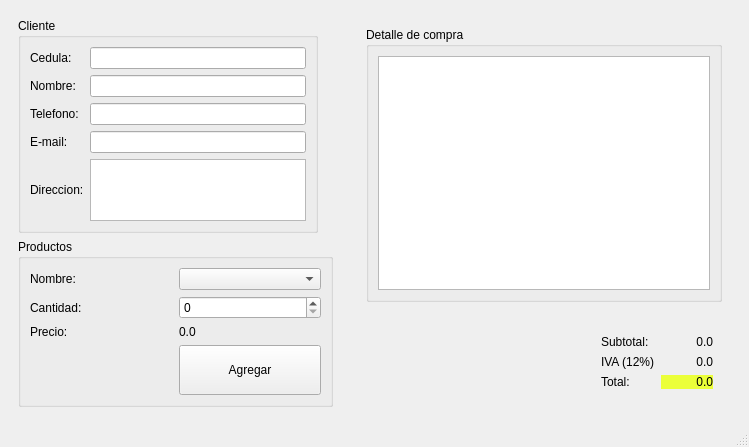
First picture: the form in tienda.ui, repository Adr802/P59-Tienda, before the edit.
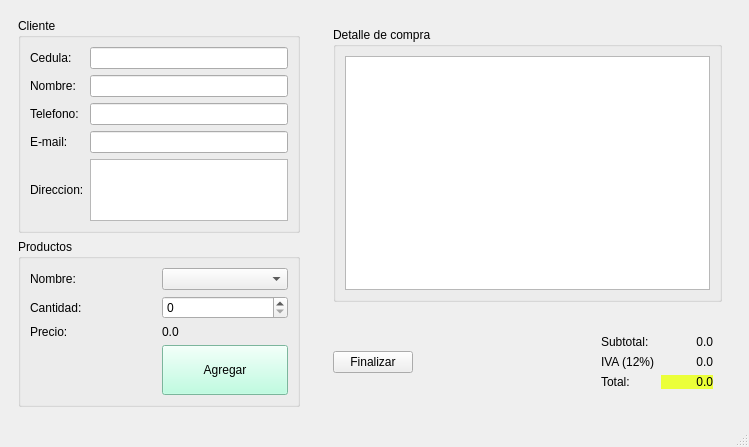
Second picture: the form after the edit.

Patch:
```diff
--- a/tienda.ui
+++ b/tienda.ui
@@ -155,9 +155,8 @@
             </property>
             <property name="styleSheet">
              <string notr="true">background-color: rgb(172, 255, 218);
-QPushButton#btnAgregar:hover{
-background-color: rgb(222, 198, 255);
-}</string>
+border-color: transparent;
+</string>
             </property>
             <property name="text">
              <string>Agregar</string>
@@ -210,6 +209,13 @@
        <item>
         <widget class="QWidget" name="widget_4" native="true">
          <layout class="QHBoxLayout" name="horizontalLayout">
+          <item>
+           <widget class="QPushButton" name="pushButton">
+            <property name="text">
+             <string>Finalizar</string>
+            </property>
+           </widget>
+          </item>
           <item>
            <spacer name="horizontalSpacer">
             <property name="orientation">
```
Left out of the diff: 6 changed lines with no effect on the pictures.
